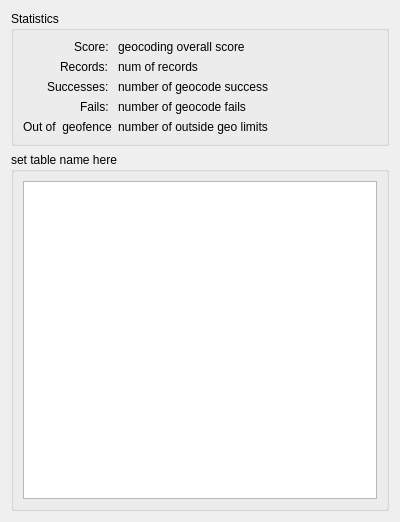
Old version of the form qgisplugin/anncsu_manager/resources/ui/geocode_results_tab.ui in the repository anncsu-open/anncsu-manager.
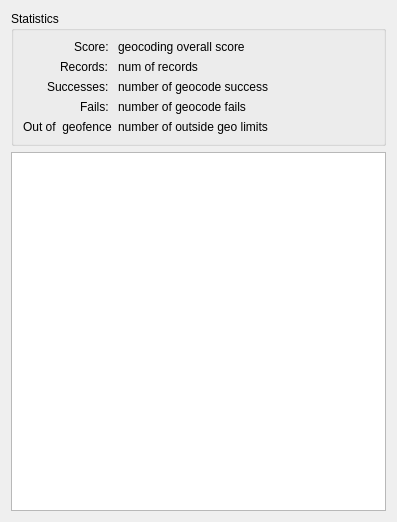
New version of the form.

Commit message: show statistics of the geocoding + some minor GUI changes

```diff
--- a/qgisplugin/anncsu_manager/resources/ui/geocode_results_tab.ui
+++ b/qgisplugin/anncsu_manager/resources/ui/geocode_results_tab.ui
@@ -6,10 +6,16 @@
    <rect>
     <x>0</x>
     <y>0</y>
-    <width>400</width>
+    <width>397</width>
     <height>522</height>
    </rect>
   </property>
+  <property name="sizePolicy">
+   <sizepolicy hsizetype="Expanding" vsizetype="Expanding">
+    <horstretch>0</horstretch>
+    <verstretch>0</verstretch>
+   </sizepolicy>
+  </property>
   <property name="windowTitle">
    <string>Form</string>
   </property>
@@ -101,16 +107,7 @@
     </widget>
    </item>
    <item>
-    <widget class="QGroupBox" name="geocodes_gb">
-     <property name="title">
-      <string>set table name here</string>
-     </property>
-     <layout class="QVBoxLayout" name="verticalLayout_2">
-      <item>
-       <widget class="QTableView" name="geocodes_tv"/>
-      </item>
-     </layout>
-    </widget>
+    <widget class="QTableView" name="geocodes_tv"/>
    </item>
   </layout>
  </widget>
```
The commit also changes 2 other files.
